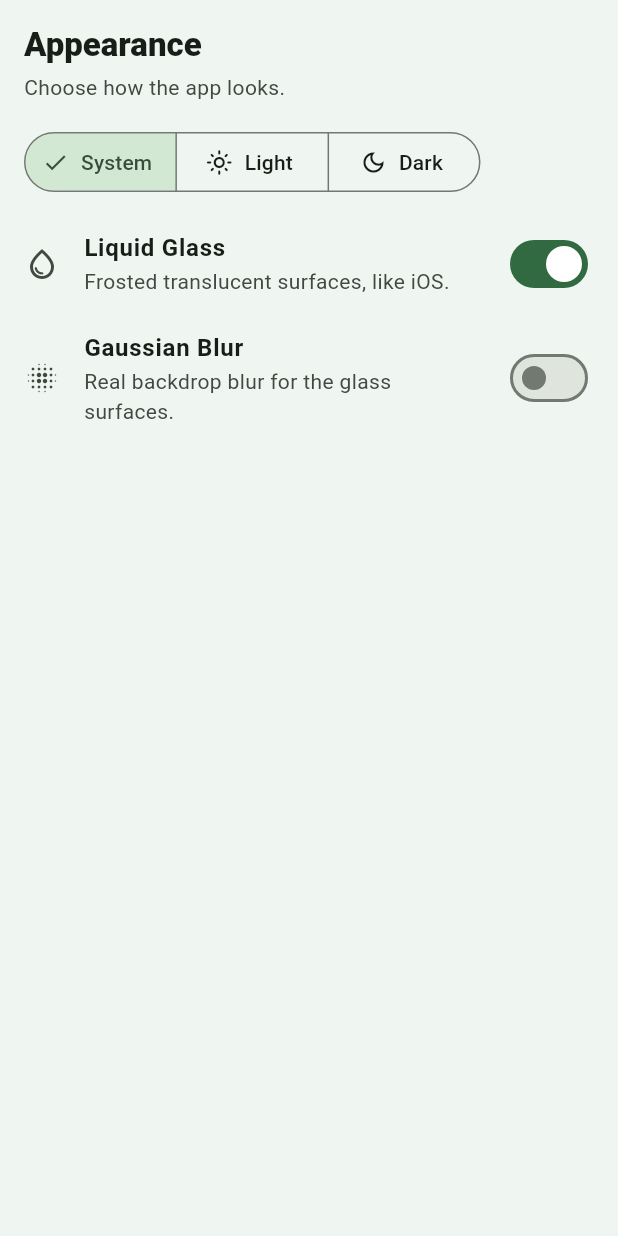
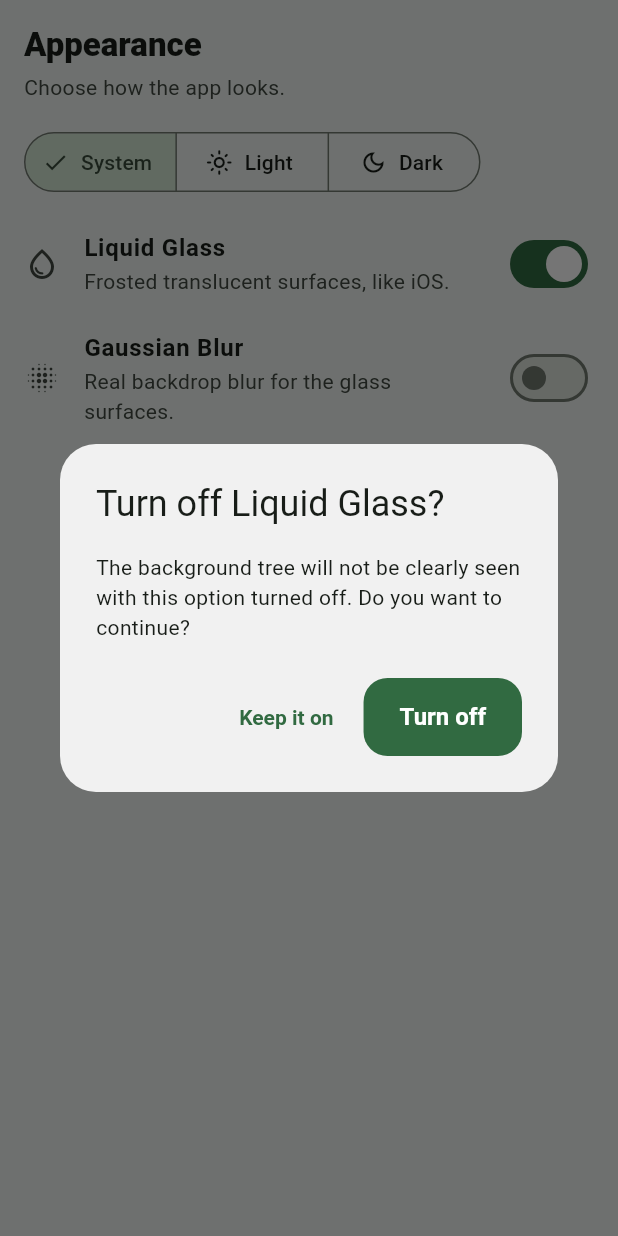
Before and after one commit to ADonutlord/1-Better, a Flutter app: the _ThemeModeSheet widget shown alone on an empty page, opened directly, after a tap on "Liquid Glass", on a phone screen of 412 x 824 dp. Run offline on Flutter 3.47's test engine with Material 3 defaults, Android fonts, the light colour scheme and no system bars; our stand-ins replace shared_preferences, supabase_flutter; missing offline and left inert: cryptography, file_selector; accounts and stored records are empty; network calls fail.

Commit message:
Add support email to suspended screen; liquid glass default with off-warning

```diff
--- a/lib/core/theme_controller.dart
+++ b/lib/core/theme_controller.dart
@@ -20,7 +20,7 @@ class ThemeController extends ChangeNotifier {
   ThemeMode _mode = ThemeMode.system;
   ThemeMode get mode => _mode;
 
-  bool _liquid = false;
+  bool _liquid = true;
   bool get liquid => _liquid;
 
   bool _blur = false;
@@ -34,7 +34,7 @@ class ThemeController extends ChangeNotifier {
       _light => ThemeMode.light,
       _ => ThemeMode.system,
     };
-    _liquid = prefs.getBool(_liquidKey) ?? false;
+    _liquid = prefs.getBool(_liquidKey) ?? true;
     _blur = prefs.getBool(_blurKey) ?? false;
     notifyListeners();
   }
--- a/lib/screens/profile/profile_screen.dart
+++ b/lib/screens/profile/profile_screen.dart
@@ -698,6 +698,36 @@ class _ThemeModeSheet extends StatefulWidget {
 class _ThemeModeSheetState extends State<_ThemeModeSheet> {
   final ThemeController _theme = ThemeController.instance;
 
+  Future<void> _onLiquidChanged(bool enabled) async {
+    if (enabled) {
+      await _theme.setLiquid(true);
+      return;
+    }
+    final confirmed = await showDialog<bool>(
+      context: context,
+      builder: (context) => AlertDialog(
+        title: const Text('Turn off Liquid Glass?'),
+        content: const Text(
+          'The background tree will not be clearly seen with this option '
+          'turned off. Do you want to continue?',
+        ),
+        actions: [
+          TextButton(
+            onPressed: () => Navigator.of(context).pop(false),
+            child: const Text('Keep it on'),
+          ),
+          FilledButton(
+            onPressed: () => Navigator.of(context).pop(true),
+            child: const Text('Turn off'),
+          ),
+        ],
+      ),
+    );
+    if (confirmed == true) {
+      await _theme.setLiquid(false);
+    }
+  }
+
   @override
   Widget build(BuildContext context) {
     final theme = Theme.of(context);
@@ -762,7 +792,7 @@ class _ThemeModeSheetState extends State<_ThemeModeSheet> {
                 ),
                 subtitle: const Text('Frosted translucent surfaces, like iOS.'),
                 value: _theme.liquid,
-                onChanged: _theme.setLiquid,
+                onChanged: _onLiquidChanged,
               ),
             ),
             ListenableBuilder(
--- a/pubspec.yaml
+++ b/pubspec.yaml
@@ -38,6 +38,7 @@ dependencies:
   shared_preferences: ^2.5.5
   file_selector: ^1.1.0
   cryptography: ^2.9.0
+  url_launcher: ^6.3.0
 
 dev_dependencies:
   flutter_test:
```
Also changed, not shown: lib/main.dart (+36 -0 lines), pubspec.lock.
